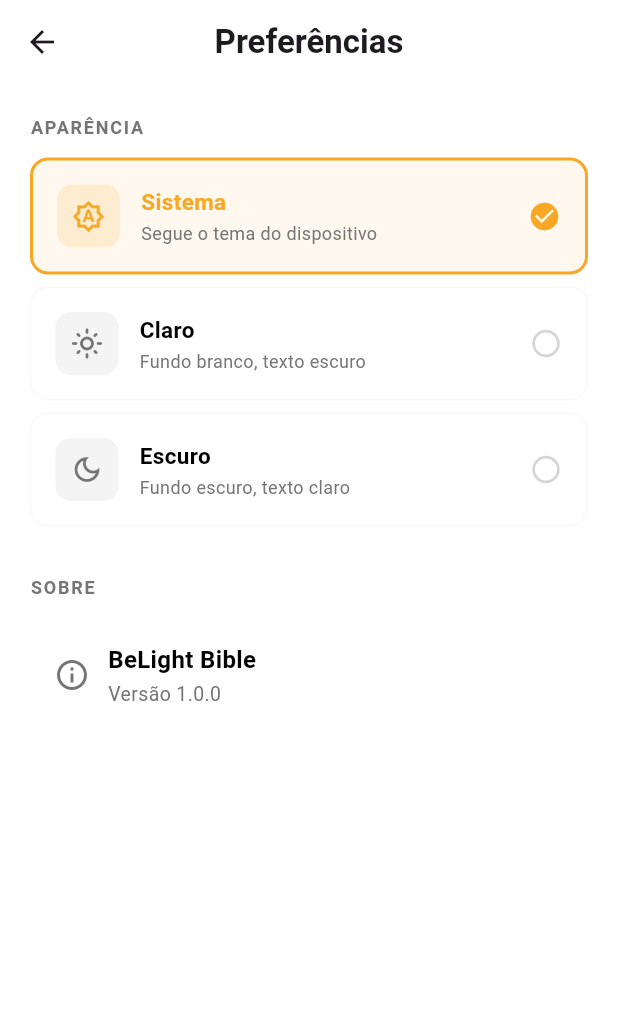
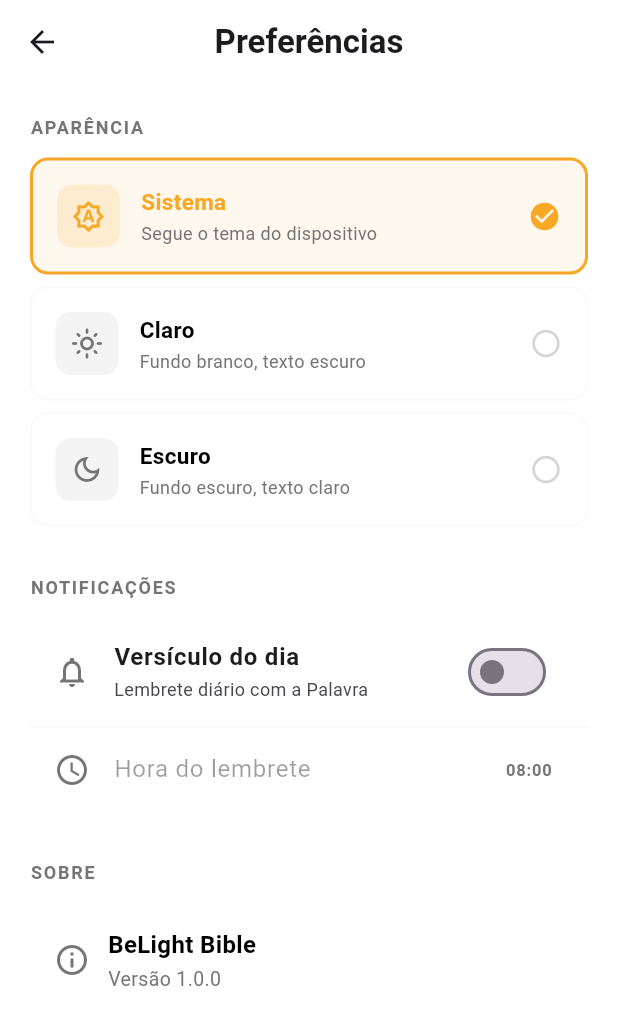
Before and after one commit to JC-dev9/belight-bible, a Flutter app: the PreferencesScreen screen opened directly, on a phone screen of 412 x 824 dp. Shown: the top 1025 px of the screen. Run offline on Flutter 3.47's test engine with Material 3 defaults, Android fonts, the phone set to English and light mode, and no system bars; our stand-ins replace dio, equatable, flutter_local_notifications, flutter_markdown, flutter_riverpod, flutter_timezone and 5 more; missing offline and left inert: flutter_quill, graphview; accounts and stored records are empty.

Commit message:
feat(notif): notificação diária do versículo do dia
Co-Authored-By: Claude Opus 4.7 <noreply@anthropic.com>

```diff
--- a/lib/main.dart
+++ b/lib/main.dart
@@ -11,6 +11,7 @@ import 'screens/register_screen.dart';
 import 'screens/forgot_password.dart';
 import 'screens/home_screen.dart';
 import 'screens/onboarding_screen.dart';
+import 'services/notification_service.dart';
 
 /// Notificador global de tema para a aplicação.
 /// Permite mudar o ThemeMode (light, dark, system) de qualquer lugar.
@@ -23,6 +24,9 @@ class HiveKeys {
   static const String themeMode = 'themeMode';
   static const String bibleTheme = 'bibleTheme';
   static const String onboardingCompleted = 'onboardingCompleted';
+  static const String dailyVerseEnabled = 'dailyVerseEnabled';
+  static const String dailyVerseHour = 'dailyVerseHour';
+  static const String dailyVerseMinute = 'dailyVerseMinute';
 }
 
 Future<void> main() async {
@@ -51,6 +55,18 @@ Future<void> main() async {
   final rememberMe = settingsBox.get(HiveKeys.rememberMe, defaultValue: true);
   if (rememberMe == false) {
     await Supabase.instance.client.auth.signOut();
+  }
+
+  // Re-agendar a notificação diária se o utilizador a tem activa.
+  await NotificationService.instance.init();
+  final dailyEnabled =
+      settingsBox.get(HiveKeys.dailyVerseEnabled, defaultValue: false) == true;
+  if (dailyEnabled) {
+    final hour = settingsBox.get(HiveKeys.dailyVerseHour, defaultValue: 8) as int;
+    final minute =
+        settingsBox.get(HiveKeys.dailyVerseMinute, defaultValue: 0) as int;
+    await NotificationService.instance
+        .scheduleDailyVerse(hour: hour, minute: minute);
   }
 
   runApp(const ProviderScope(child: MyApp()));
--- a/lib/screens/preferences_screen.dart
+++ b/lib/screens/preferences_screen.dart
@@ -1,6 +1,7 @@
 import 'package:flutter/material.dart';
 import 'package:hive_flutter/hive_flutter.dart';
 import '../main.dart' show HiveKeys, appThemeNotifier;
+import '../services/notification_service.dart';
 
 /// Tela de preferências — permite alterar o tema global da aplicação.
 class PreferencesScreen extends StatefulWidget {
@@ -12,11 +13,19 @@ class PreferencesScreen extends StatefulWidget {
 
 class _PreferencesScreenState extends State<PreferencesScreen> {
   late ThemeMode _selectedTheme;
+  late bool _dailyVerseEnabled;
+  late TimeOfDay _dailyVerseTime;
 
   @override
   void initState() {
     super.initState();
     _selectedTheme = appThemeNotifier.value;
+    final box = Hive.box(HiveKeys.settingsBox);
+    _dailyVerseEnabled =
+        box.get(HiveKeys.dailyVerseEnabled, defaultValue: false) == true;
+    final hour = box.get(HiveKeys.dailyVerseHour, defaultValue: 8) as int;
+    final minute = box.get(HiveKeys.dailyVerseMinute, defaultValue: 0) as int;
+    _dailyVerseTime = TimeOfDay(hour: hour, minute: minute);
   }
 
   Future<void> _setThemeMode(ThemeMode mode) async {
@@ -25,6 +34,53 @@ class _PreferencesScreenState extends State<PreferencesScreen> {
 
     final box = Hive.box(HiveKeys.settingsBox);
     await box.put(HiveKeys.themeMode, mode.name);
+  }
+
+  Future<void> _toggleDailyVerse(bool value) async {
+    final box = Hive.box(HiveKeys.settingsBox);
+
+    if (value) {
+      final granted =
+          await NotificationService.instance.requestPermissions();
+      if (!granted) {
+        if (mounted) {
+          ScaffoldMessenger.of(context).showSnackBar(
+            const SnackBar(
+              content: Text('Permissão de notificações negada.'),
+              behavior: SnackBarBehavior.floating,
+            ),
+          );
+        }
+        return;
+      }
+      await NotificationService.instance.scheduleDailyVerse(
+        hour: _dailyVerseTime.hour,
+        minute: _dailyVerseTime.minute,
+      );
+    } else {
+      await NotificationService.instance.cancelDailyVerse();
+    }
+
+    await box.put(HiveKeys.dailyVerseEnabled, value);
+    if (mounted) setState(() => _dailyVerseEnabled = value);
+  }
+
+  Future<void> _pickTime() async {
+    final picked = await showTimePicker(
+      context: context,
+      initialTime: _dailyVerseTime,
+    );
+    if (picked == null) return;
+
+    final box = Hive.box(HiveKeys.settingsBox);
+    await box.put(HiveKeys.dailyVerseHour, picked.hour);
+    await box.put(HiveKeys.dailyVerseMinute, picked.minute);
+
+    if (_dailyVerseEnabled) {
+      await NotificationService.instance
+          .scheduleDailyVerse(hour: picked.hour, minute: picked.minute);
+    }
+    if (mounted) setState(() => _dailyVerseTime = picked);
   }
 
   @override
@@ -91,6 +147,62 @@ class _PreferencesScreenState extends State<PreferencesScreen> {
 
           const SizedBox(height: 32),
 
+          // Secção: Notificações
+          Text(
+            'NOTIFICAÇÕES',
+            style: TextStyle(
+              fontSize: 12,
+              fontWeight: FontWeight.bold,
+              letterSpacing: 1.2,
+              color: theme.hintColor,
+            ),
+          ),
+          const SizedBox(height: 12),
+          Container(
+            decoration: BoxDecoration(
+              color: theme.cardColor,
+              borderRadius: BorderRadius.circular(12),
+            ),
+            child: Column(
+              children: [
+                SwitchListTile(
+                  value: _dailyVerseEnabled,
+                  onChanged: _toggleDailyVerse,
+                  activeColor: accent,
+                  title: const Text(
+                    'Versículo do dia',
+                    style: TextStyle(fontWeight: FontWeight.w600),
+                  ),
+                  subtitle: const Text(
+                    'Lembrete diário com a Palavra',
+                    style: TextStyle(fontSize: 12),
+                  ),
+                  secondary: Icon(Icons.notifications_outlined,
+                      color: _dailyVerseEnabled ? accent : theme.hintColor),
+                ),
+                Divider(height: 1, color: theme.dividerColor.withOpacity(0.2)),
+                ListTile(
+                  enabled: _dailyVerseEnabled,
+                  leading: Icon(
+                    Icons.access_time,
+                    color: _dailyVerseEnabled ? accent : theme.hintColor,
+                  ),
+                  title: const Text('Hora do lembrete'),
+                  trailing: Text(
+                    _formatTime(_dailyVerseTime),
+                    style: TextStyle(
+                      fontWeight: FontWeight.bold,
+                      color: _dailyVerseEnabled ? accent : theme.hintColor,
+                    ),
+                  ),
+                  onTap: _dailyVerseEnabled ? _pickTime : null,
+                ),
+              ],
+            ),
+          ),
+
+          const SizedBox(height: 32),
+
           // Secção: Sobre
           Text(
             'SOBRE',
@@ -144,6 +256,12 @@ class _PreferencesScreenState extends State<PreferencesScreen> {
         ],
       ),
     );
+  }
+
+  String _formatTime(TimeOfDay t) {
+    final h = t.hour.toString().padLeft(2, '0');
+    final m = t.minute.toString().padLeft(2, '0');
+    return '$h:$m';
   }
 
   Widget _buildThemeOption(
--- a/pubspec.yaml
+++ b/pubspec.yaml
@@ -28,6 +28,9 @@ dependencies:
   shared_preferences: ^2.2.2
   url_launcher: ^6.2.5
   intl: ^0.20.2
+  flutter_local_notifications: ^17.2.4
+  timezone: ^0.9.4
+  flutter_timezone: ^3.0.1
 
 dev_dependencies:
   flutter_test:
```
Also changed, not shown: lib/services/notification_service.dart (added, +117 -0 lines), pubspec.lock, 3 other files.
